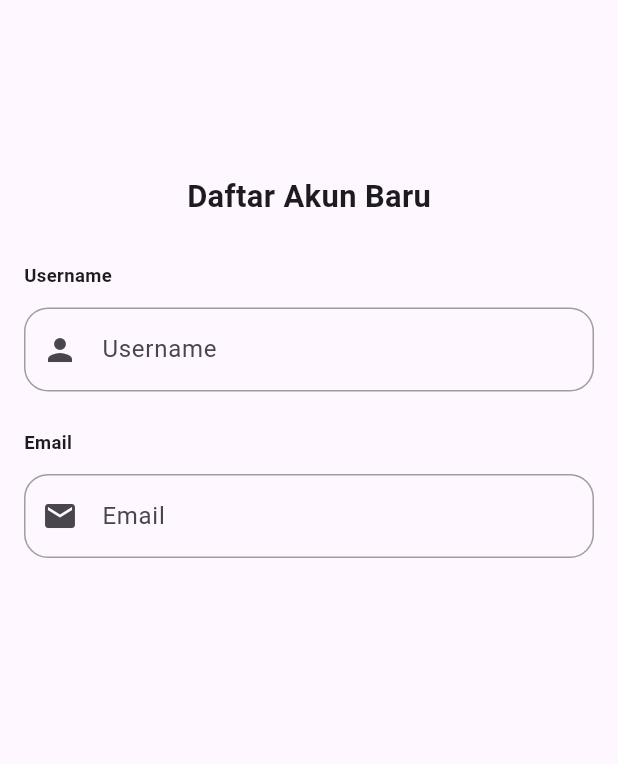
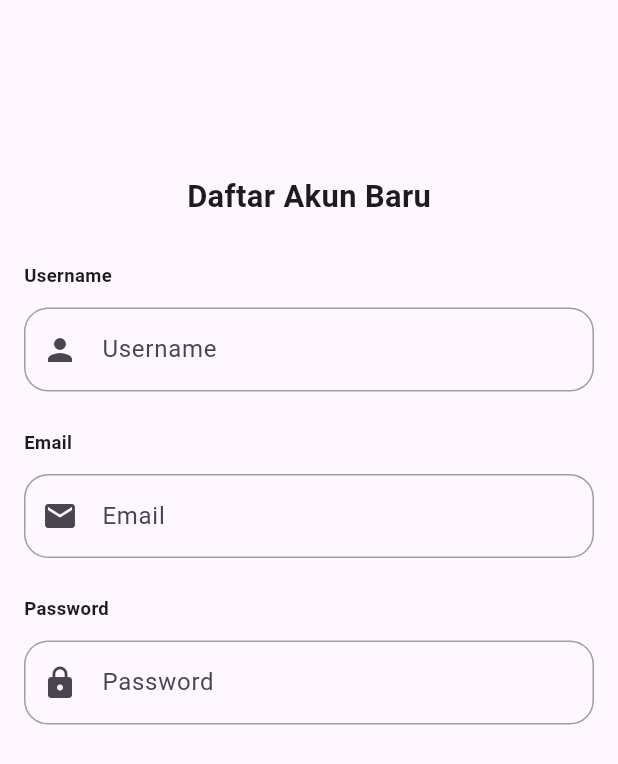
Before and after one commit to nauvalachid/TernakKenariAppRestAPI, a Flutter app: the RegisterScreen screen opened directly, on a phone screen of 412 x 824 dp. Shown: the top 764 px of the screen. Run offline on Flutter 3.47's test engine with Material 3 defaults, Android fonts, the phone set to English and light mode, and no system bars; our stand-ins replace bloc, dartz, dropdown_button2, flutter_secure_storage; accounts and stored records are empty.

Commit message:
Menambahkan field input untuk password di RegisterScreen

```diff
--- a/lib/presentation/auth/register_screen.dart
+++ b/lib/presentation/auth/register_screen.dart
@@ -72,6 +72,24 @@ class _RegisterScreenState extends State<RegisterScreen> {
                     child: Icon(Icons.email),
                   ),
                 ),
+                const SpaceHeight(25),
+                Row(
+                  spacing: 10,
+                  children: [
+                    Expanded(
+                      child: CustomTextField(
+                        validator: 'Password tidak boleh kosong',
+                        controller: passwordController,
+                        label: 'Password',
+                        obscureText: !isShowPassword,
+                        prefixIcon: Padding(
+                          padding: const EdgeInsets.all(8.0),
+                          child: Icon(Icons.lock),
+                        ),
+                      ),
+                    ),
+                  ],
+                ),
               ],
             ),
           ),
```
